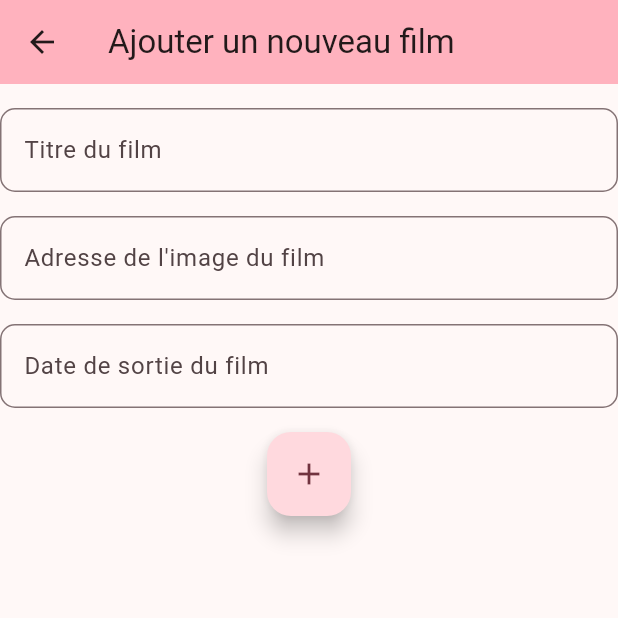
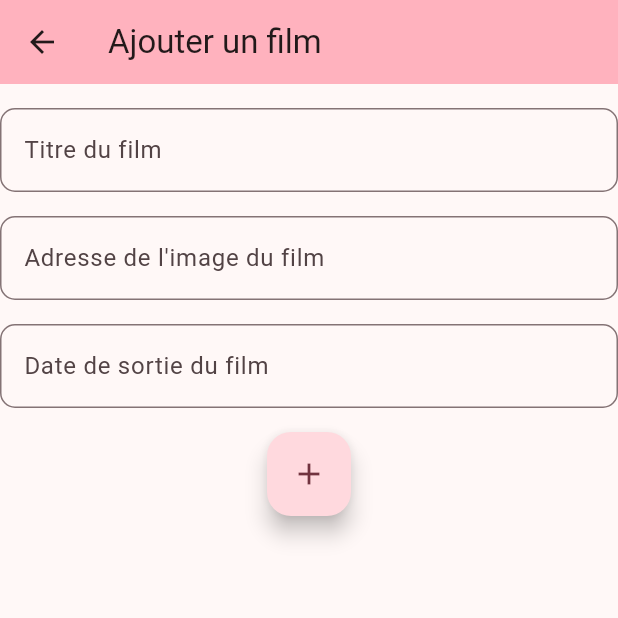
Before and after one commit to SoleneCDA/flutterMovie, a Flutter app: the MovieDetailPage screen opened directly with empty values, after a tap on the "delete" icon, after a tap on "Ajouter un nouveau film", on a phone screen of 412 x 824 dp, the top half of it. Run offline on Flutter 3.47's test engine with Material 2 defaults, Android fonts, the phone set to English and light mode, and no system bars.

Commit message:
mise à jour

```diff
--- a/lib/main.dart
+++ b/lib/main.dart
@@ -17,7 +17,7 @@ class MyApp extends StatelessWidget {
         colorScheme: ColorScheme.fromSeed(seedColor: Colors.pink),
         useMaterial3: true,
       ),
-      home: const HomePageView(title: 'Liste des films'),
+      home: const HomePageView(),
     );
   }
 }
--- a/lib/views/AddMovieView.dart
+++ b/lib/views/AddMovieView.dart
@@ -7,25 +7,28 @@ import 'package:projet/views/HomePageView.dart';
 
 class AddMovieView extends StatefulWidget {
   final Movie?
-      movies; // Accepter un film existant ou null pour ajouter un nouveau film.
+      movie; // Accepter un film existant ou null pour ajouter un nouveau film.
 
-  const AddMovieView({super.key, this.movies});
+  const AddMovieView({super.key, this.movie});
 
   @override
   State<AddMovieView> createState() => _AddMovieViewState();
 }
 
-TextEditingController titleController = TextEditingController();
-TextEditingController pictureController = TextEditingController();
-TextEditingController dateController = TextEditingController();
+class _AddMovieViewState extends State<AddMovieView> {
+  TextEditingController titleController = TextEditingController();
+  TextEditingController pictureController = TextEditingController();
+  TextEditingController dateController = TextEditingController();
 
-class _AddMovieViewState extends State<AddMovieView> {
+  late String pageTitle = 'Ajouter un film';
+
   @override
   void initState() {
     super.initState();
-    if (widget.movies != null) {
+    if (widget.movie != null) {
       // Si un film doit être modifié, rempli les contrôleurs avec ses valeurs.
-      titleController.text = widget.movies!.title;
+      titleController.text = widget.movie!.title;
+      pageTitle = 'Modifier film';
       //pictureController.text = widget.movies!.picture;
       //dateController.text = widget.movies!.releaseDate;
     }
@@ -36,10 +39,7 @@ class _AddMovieViewState extends State<AddMovieView> {
     return Scaffold(
       appBar: AppBar(
         backgroundColor: Theme.of(context).colorScheme.inversePrimary,
-        title: Text(widget.movies == null
-            // Change le titre suivant s'il faut modifier un film ou ajouter un nouveau film
-            ? 'Ajouter un nouveau film'
-            : 'Modifier le Film'),
+        title: Text(pageTitle),
       ),
       body: Column(
         children: [
@@ -108,13 +108,7 @@ class _AddMovieViewState extends State<AddMovieView> {
               pictureController.clear();
               dateController.clear();
 
-              Navigator.pushReplacement(
-                context,
-                MaterialPageRoute(
-                  builder: (context) =>
-                      const HomePageView(title: 'Liste des films'),
-                ),
-              );
+              Navigator.pop(context);
             },
             child: const Icon(Icons.add),
           ),
--- a/lib/views/HomePageView.dart
+++ b/lib/views/HomePageView.dart
@@ -6,8 +6,7 @@ import 'package:projet/views/AddMovieView.dart';
 import 'package:projet/views/MovieDetailPage.dart';
 
 class HomePageView extends StatefulWidget {
-  const HomePageView({super.key, required this.title});
-  final String title;
+  const HomePageView({super.key});
 
   @override
   State<HomePageView> createState() => _HomePageViewState();
@@ -19,7 +18,7 @@ class _HomePageViewState extends State<HomePageView> {
     return Scaffold(
       appBar: AppBar(
         backgroundColor: Theme.of(context).colorScheme.inversePrimary,
-        title: Text(widget.title),
+        title: const Text('Liste des films'),
       ),
       body: ListView.builder(
         //liste des films contenus dans la liste movies
@@ -35,7 +34,7 @@ class _HomePageViewState extends State<HomePageView> {
                 MaterialPageRoute(
                   // renvoi à la page MovieDetailPage
                   builder: (context) => MovieDetailPage(
-                    movies: movie,
+                    movie: movie,
                   ),
                 ),
               );
--- a/lib/views/MovieDetailPage.dart
+++ b/lib/views/MovieDetailPage.dart
@@ -1,26 +1,27 @@
 // ignore_for_file: file_names
 
 import 'package:flutter/material.dart';
+import 'package:projet/globals/MovieList.dart';
 import 'package:projet/models/Movie.dart';
 import 'package:projet/views/AddMovieView.dart';
 import 'package:projet/views/HomePageView.dart';
 
 class MovieDetailPage extends StatelessWidget {
-  final Movie movies;
+  final Movie movie;
 
   const MovieDetailPage({
     super.key,
-    required this.movies,
+    required this.movie,
   });
 
   void deleteMovie(BuildContext context) {
     // Supprimer le film
-    //movies.remove(movies);
+    movies.removeWhere((element) => element == movie);
     Navigator.pushReplacement(
       context,
       MaterialPageRoute(
         // renvoi à la page HomePageView
-        builder: (context) => const HomePageView(title: 'Liste des films'),
+        builder: (context) => const HomePageView(),
       ),
     );
   }
@@ -44,34 +45,41 @@ class MovieDetailPage extends StatelessWidget {
         title: const Text('Détails du Film'),
       ),
       body: Center(
-        child: Column(
+        child: Stack(
+          children: [
+            Column(
               children: [
                 //  Image.network(
                 //   movie.picture), // Affichez l'image du film depuis l'URL.
                 const SizedBox(height: 16.0),
-            Text('Titre du film : ${movies.title}'),
+                Text('Titre du film : ${movie.title}'),
                 //Text('Date de sortie : ${movie.releaseDate.toString()}'),
               ],
             ),
-      ),
-      floatingActionButton: Row(
-        mainAxisAlignment: MainAxisAlignment.spaceAround,
-        children: [
-          FloatingActionButton(
+            Positioned(
+              bottom: 0,
+              right: 0,
+              child: IconButton(
                 onPressed: () {
                   deleteMovie(context); //Supprimer le film
                 },
-            backgroundColor: Colors.red, // Couleur du bouton rouge.
-            child: const Icon(Icons.delete), // Icône de poubelle.
+                color: Colors.red, // Couleur du bouton rouge.
+                icon: const Icon(Icons.delete), // Icône de poubelle.
               ),
-          FloatingActionButton(
+            ),
+            Positioned(
+              bottom: 0,
+              left: 0,
+              child: IconButton(
                 onPressed: () {
                   editMovie(context); // Modifier le film.
                 },
-            backgroundColor: Colors.green, // Couleur du bouton vert
-            child: const Icon(Icons.edit), // Icône crayon
+                color: Colors.green, // Couleur du bouton vert
+                icon: const Icon(Icons.edit), // Icône crayon
+              ),
             ),
           ],
+        ),
       ),
     );
   }
```
Lines whose indentation alone changed are shown as unchanged.
